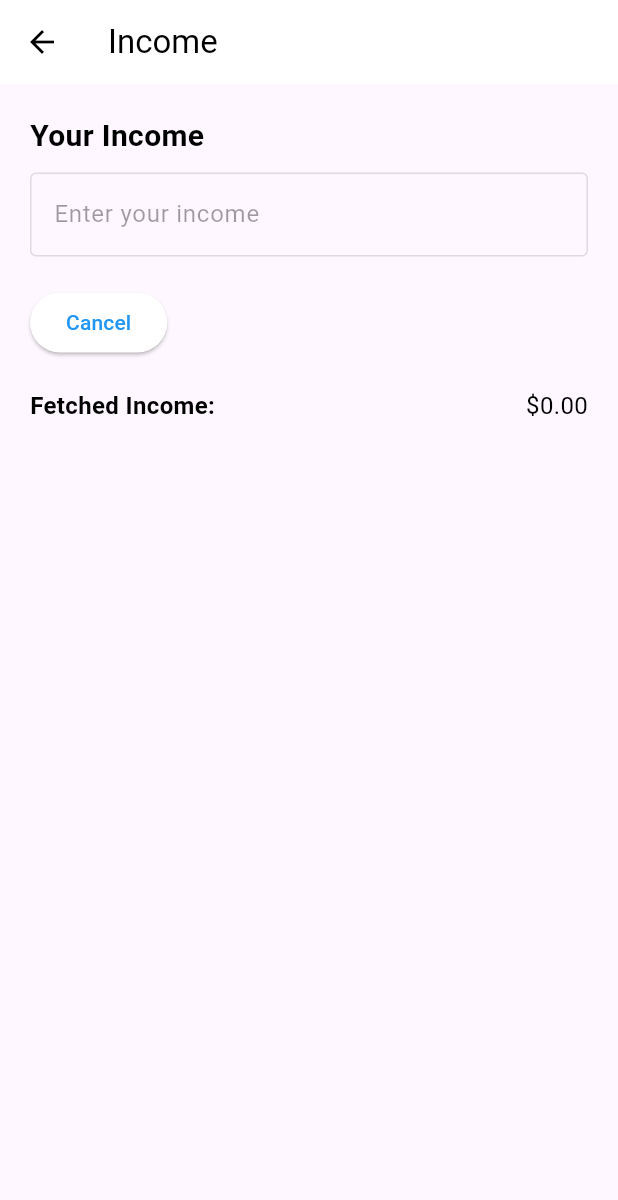
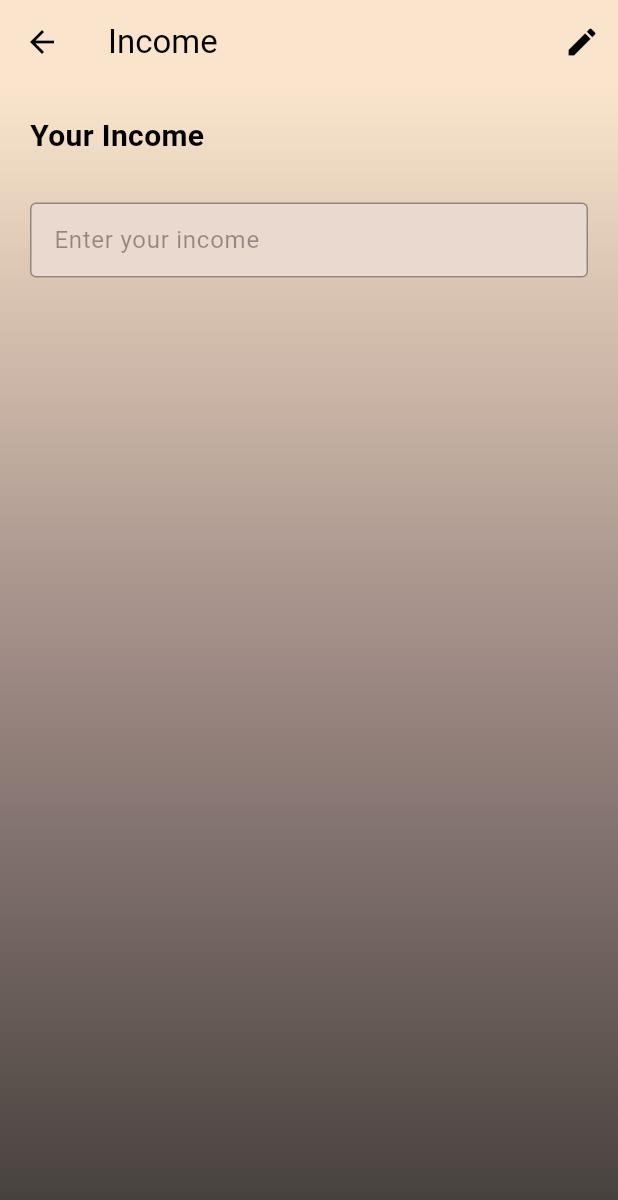
Before and after one commit to HuiZhenChin/6002CEM_Project, a Flutter app: the IncomePage screen opened directly with empty values, on a phone screen of 412 x 824 dp. Shown: the top 1200 px of the screen. Run offline on Flutter 3.47's test engine with Material 3 defaults, Android fonts, the phone set to English and light mode, and no system bars; our stand-ins replace animated_bottom_navigation_bar, bloc, cloud_firestore, firebase_auth, firebase_core, firebase_storage and 2 more; missing offline and left inert: image_picker_for_web; accounts and stored records are empty.

Commit message:
update add_expenses, income and view_expenses

```diff
--- a/dollar_sense/lib/income.dart
+++ b/dollar_sense/lib/income.dart
@@ -49,27 +49,58 @@ class _IncomePageState extends State<IncomePage> {
     }
   }
 
-  /*
   void _toggleEdit() {
     setState(() {
       _isEditing = !_isEditing;
       if (!_isEditing) {
-        double newIncome = double.tryParse(_viewModel.incomeController.text) ?? 0.0;
-        _viewModel.saveIncomeToFirestore(widget.username, newIncome);
-        widget.onIncomeUpdated(); // Notify that income has been updated
+        // Save logic moved to _saveIncome
+        _saveIncome();
       }
     });
   }
-  *
-   */
+
+  void _saveIncome() {
+    double newIncome = double.tryParse(_viewModel.incomeController.text) ?? 0.0;
+    _viewModel.saveIncomeToFirestore(widget.username, newIncome, context);
+    setState(() {
+      _fetchedIncome = newIncome;
+    });
+    widget.onIncomeUpdated(); // Notify that income has been updated
+  }
+
+  void _cancelEdit() {
+    setState(() {
+      _isEditing = false;
+      _viewModel.incomeController.text = _fetchedIncome.toString();
+    });
+  }
 
   @override
   Widget build(BuildContext context) {
     return Scaffold(
       appBar: AppBar(
+        backgroundColor: Color(0xFFFAE5CC),
         title: Text('Income'),
+        actions: [
+          IconButton(
+            icon: Icon(_isEditing ? Icons.save : Icons.edit),
+            onPressed: _toggleEdit,
           ),
-      body: Padding(
+        ],
+      ),
+      body: Container(
+        decoration: BoxDecoration(
+          gradient: LinearGradient(
+            begin: Alignment.topCenter,
+            end: Alignment.bottomCenter,
+            colors: [
+              Color(0xFFFAE5CC),
+              Color(0xFF9F8A85),
+              Color(0xFF423D39),
+            ],
+          ),
+        ),
+        child: Padding(
           padding: const EdgeInsets.all(20.0),
           child: Column(
             crossAxisAlignment: CrossAxisAlignment.stretch,
@@ -81,53 +112,53 @@ class _IncomePageState extends State<IncomePage> {
                   fontSize: 20,
                 ),
               ),
-            SizedBox(height: 10),
-            TextFormField(
+              SizedBox(height: 30),
+              SizedBox(
+                height: 50,
+                child: TextFormField(
                   controller: _viewModel.incomeController,
                   enabled: _isEditing,
                   keyboardType: TextInputType.number,
                   decoration: InputDecoration(
                     labelText: 'Enter your income',
-                border: OutlineInputBorder(),
+                    floatingLabelStyle: TextStyle(color: Colors.black), // Floating label text color
+                    fillColor:  Color(0xFFEAD9CF), // Background color
+                    filled: true, // Enable the fill color
+                    border: OutlineInputBorder(
+                      borderSide: BorderSide(color: Colors.black), // Border color when enabled
+                    ),
+                    enabledBorder: OutlineInputBorder(
+                      borderSide: BorderSide(color: Colors.black), // Border color when not focused
+                    ),
+                    focusedBorder: OutlineInputBorder(
+                      borderSide: BorderSide(color: Colors.black), // Border color when focused
+                    ),
+                  ),
                 ),
               ),
               SizedBox(height: 20),
+              if (_isEditing)
                 Row(
                   mainAxisAlignment: MainAxisAlignment.spaceBetween,
                   children: [
                     ElevatedButton(
-                  onPressed: () {
-                    setState(() {
-                      _isEditing = false;
-                      _viewModel.incomeController.text = _viewModel.incomeController.text;
-                    });
-                  },
+                      onPressed: _cancelEdit,
+                      style: ElevatedButton.styleFrom(
+                        foregroundColor: Colors.white,
+                        backgroundColor: Color(0xFF52444E), // Text color
+                        shape: RoundedRectangleBorder(
+                          borderRadius: BorderRadius.circular(8.0),
+                        ),
+                        side: BorderSide(color: Color(0xFF2C2429)),
+                      ),
                       child: Text('Cancel'),
-                ),
-              ],
-            ),
-            SizedBox(height: 20), // Add space between the rows
-            Row(
-              mainAxisAlignment: MainAxisAlignment.spaceBetween,
-              children: [
-                Text(
-                  'Fetched Income:', // Label for the fetched income amount
-                  style: TextStyle(
-                    fontWeight: FontWeight.bold,
-                    fontSize: 16,
-                  ),
-                ),
-                Text(
-                  '\$${_fetchedIncome.toStringAsFixed(2)}', // Display the fetched income amount
-                  style: TextStyle(
-                    fontSize: 16,
-                  ),
                     ),
                   ],
                 ),
             ],
           ),
         ),
+      ),
     );
   }
 }
--- a/dollar_sense/lib/income_view_model.dart
+++ b/dollar_sense/lib/income_view_model.dart
@@ -7,7 +7,7 @@ class IncomeViewModel {
   final TextEditingController incomeController = TextEditingController();
   final FirebaseFirestore _firestore = FirebaseFirestore.instance;
 
-  Future<void> saveIncomeToFirestore(String username, BuildContext context) async {
+  Future<void> saveIncomeToFirestore(String username, double newIncome, BuildContext context) async {
     // Query Firestore to get the user ID from the username
     QuerySnapshot userSnapshot = await _firestore
         .collection('dollar_sense')
@@ -19,7 +19,7 @@ class IncomeViewModel {
 
       // Save the income directly under the user's document
       Map<String, dynamic> incomeData = {
-        'income': incomeController.text,
+        'income': newIncome,
       };
 
       await _firestore.collection('dollar_sense').doc(userId).update(incomeData);
--- a/dollar_sense/lib/main.dart
+++ b/dollar_sense/lib/main.dart
@@ -1,4 +1,5 @@
 import 'package:cloud_firestore/cloud_firestore.dart';
+import 'package:dollar_sense/view_expenses.dart';
 import 'package:dollar_sense/income.dart';
 import 'package:flutter/material.dart';
 import 'package:flutter_speed_dial/flutter_speed_dial.dart';
@@ -277,7 +278,7 @@ class _MyAppState extends State<MyApp> {
                     },
                   ),
                   SpeedDialChild(
-                    child: Icon(Icons.format_list_bulleted_sharp),
+                    child: Icon(Icons.wallet),
                     backgroundColor: Colors.green,
                     label: 'Expense',
                     onTap: () {
--- a/dollar_sense/pubspec.yaml
+++ b/dollar_sense/pubspec.yaml
@@ -41,11 +41,11 @@ dependencies:
   animated_bottom_navigation_bar: ^1.3.3
   flutter_speed_dial: ^7.0.0
   image_picker: ^1.1.1
-  image_picker_for_web: ^2.0.0
+  image_picker_for_web: ^3.0.4
   firebase_core: ^2.32.0
   firebase_auth: ^4.20.0
   cloud_firestore: ^4.17.5
-
+  firebase_storage: ^11.7.7
 
 dev_dependencies:
   flutter_test:
@@ -67,6 +67,7 @@ flutter:
     - assets/background.jpg
     - assets/logo.png
     - assets/avatar.jpg
+
   # The following line ensures that the Material Icons font is
   # included with your application, so that you can use the icons in
   # the material Icons class.
```
Also changed, not shown: dollar_sense/lib/add_expense.dart (+7 -8 lines), dollar_sense/lib/add_expense_model.dart (+15 -0 lines), dollar_sense/lib/add_expense_view_model.dart (+24 -1 lines), dollar_sense/lib/view_expenses.dart (added, +121 -0 lines), dollar_sense/pubspec.lock, 2 other files. Lines whose indentation alone changed are shown as unchanged.
